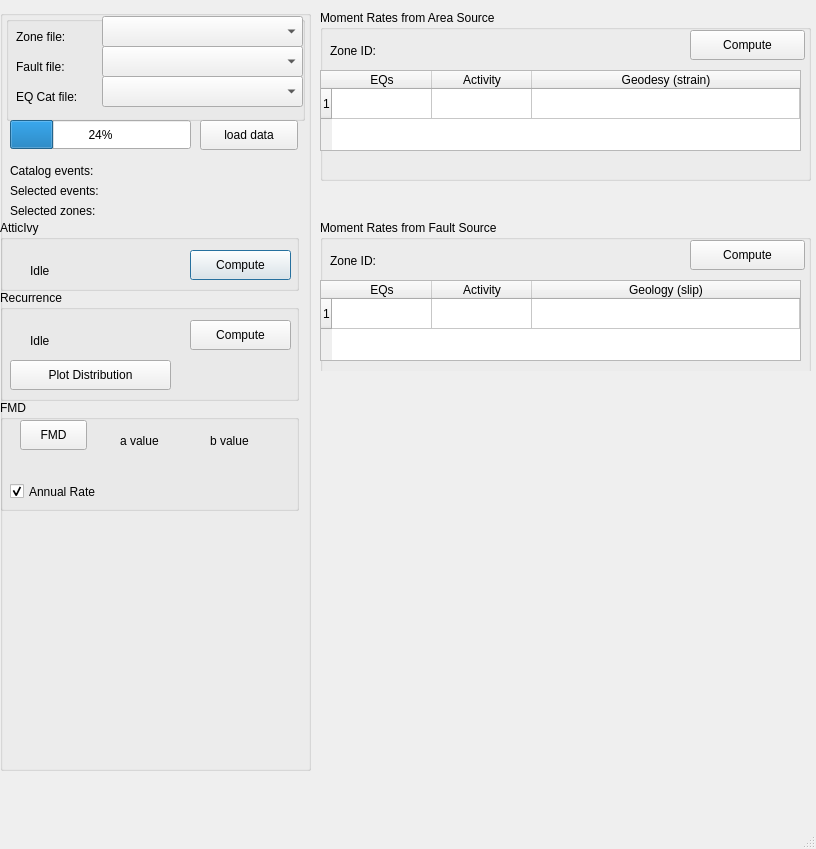
First picture: the form in mt_seismicsource/ui_seismicsource.ui, repository feuchner/seismicsource-toolkit, before the edit.
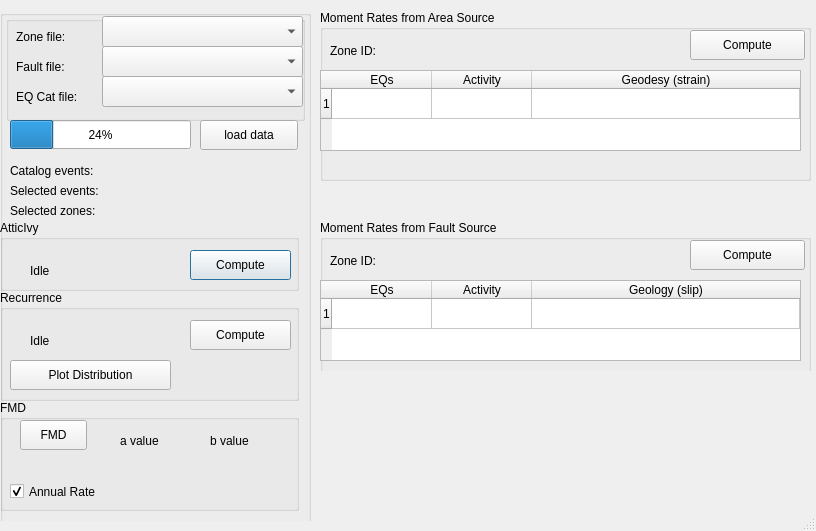
Second picture: the form after the edit. Custom widgets are drawn as their Qt base class.

Commit message: adjusted size of main dialog window

```diff
--- a/mt_seismicsource/ui_seismicsource.ui
+++ b/mt_seismicsource/ui_seismicsource.ui
@@ -7,7 +7,7 @@
     <x>0</x>
     <y>0</y>
     <width>816</width>
-    <height>849</height>
+    <height>531</height>
    </rect>
   </property>
   <property name="focusPolicy">
@@ -25,7 +25,7 @@
      <x>0</x>
      <y>10</y>
      <width>311</width>
-     <height>761</height>
+     <height>511</height>
     </rect>
    </property>
    <widget class="QGroupBox" name="groupBoxControl">
@@ -34,7 +34,7 @@
       <x>0</x>
       <y>0</y>
       <width>311</width>
-      <height>761</height>
+      <height>521</height>
      </rect>
     </property>
     <widget class="QGroupBox" name="groupBoxInputData">
```
